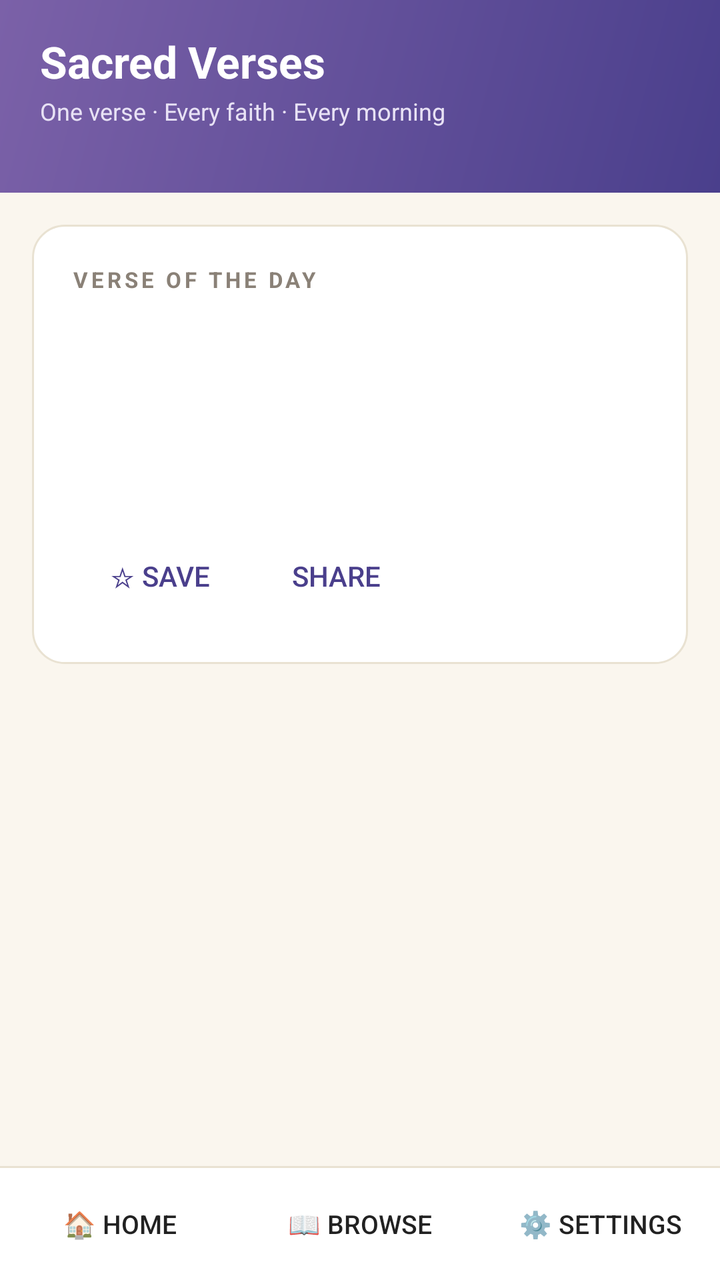
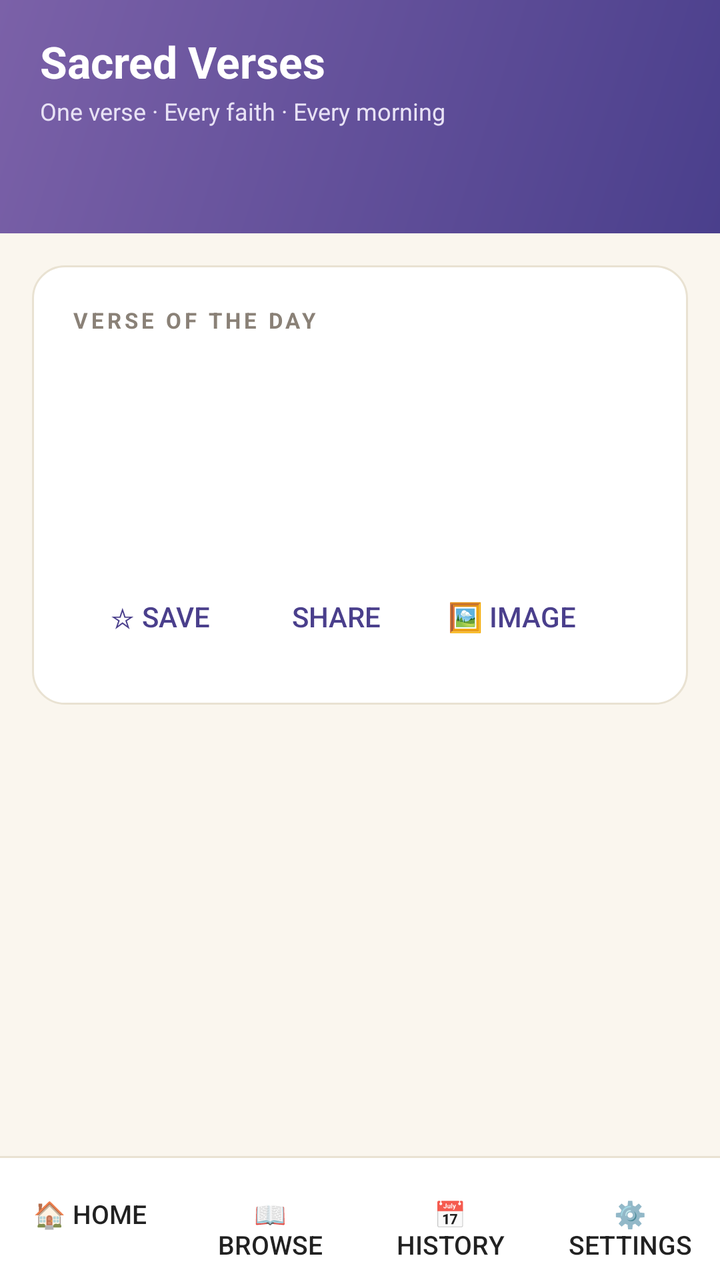

Compare the two renders of this Android layout. The source of the first and the diff that turns it into the second are given below.
<!-- AndroidManifest.xml: application theme Theme.SacredVerses -->
<!-- res/layout/activity_main.xml -->
<?xml version="1.0" encoding="utf-8"?>
<LinearLayout xmlns:android="http://schemas.android.com/apk/res/android"
    android:orientation="vertical"
    android:layout_width="match_parent"
    android:layout_height="match_parent"
    android:background="@color/bg">

    
    <LinearLayout
        android:orientation="vertical"
        android:layout_width="match_parent"
        android:layout_height="wrap_content"
        android:background="@drawable/gradient_bg"
        android:paddingStart="20dp"
        android:paddingEnd="20dp"
        android:paddingTop="16dp"
        android:paddingBottom="16dp">

        <TextView
            android:layout_width="wrap_content"
            android:layout_height="wrap_content"
            android:text="Sacred Verses"
            android:textSize="22sp"
            android:textStyle="bold"
            android:textColor="#FFFFFF" />

        <TextView
            android:layout_width="wrap_content"
            android:layout_height="wrap_content"
            android:layout_marginTop="2dp"
            android:text="One verse · Every faith · Every morning"
            android:textSize="12sp"
            android:textColor="#E8E2F5" />

        <TextView
            android:id="@+id/dateLine"
            android:layout_width="wrap_content"
            android:layout_height="wrap_content"
            android:layout_marginTop="2dp"
            android:textSize="11sp"
            android:textColor="#CFC8E8" />
    </LinearLayout>

    
    <FrameLayout
        android:layout_width="match_parent"
        android:layout_height="0dp"
        android:layout_weight="1">

        
        <ScrollView
            android:id="@+id/homeScroll"
            android:layout_width="match_parent"
            android:layout_height="match_parent">

            <LinearLayout
                android:orientation="vertical"
                android:layout_width="match_parent"
                android:layout_height="wrap_content">

                <LinearLayout
                    android:orientation="vertical"
                    android:layout_width="match_parent"
                    android:layout_height="wrap_content"
                    android:layout_marginStart="16dp"
                    android:layout_marginEnd="16dp"
                    android:layout_marginTop="16dp"
                    android:background="@drawable/card_bg"
                    android:padding="20dp">

                    <TextView
                        android:layout_width="wrap_content"
                        android:layout_height="wrap_content"
                        android:text="VERSE OF THE DAY"
                        android:textSize="11sp"
                        android:textStyle="bold"
                        android:textColor="@color/muted"
                        android:letterSpacing="0.15" />

                    <TextView
                        android:id="@+id/todayFaith"
                        android:layout_width="wrap_content"
                        android:layout_height="wrap_content"
                        android:layout_marginTop="12dp"
                        android:paddingStart="12dp"
                        android:paddingEnd="12dp"
                        android:paddingTop="6dp"
                        android:paddingBottom="6dp"
                        android:textSize="12sp"
                        android:textStyle="bold"
                        android:textColor="#FFFFFF" />

                    <TextView
                        android:id="@+id/todayText"
                        android:layout_width="match_parent"
                        android:layout_height="wrap_content"
                        android:layout_marginTop="12dp"
                        android:textSize="20sp"
                        android:textColor="@color/ink"
                        android:lineSpacingExtra="6dp" />

                    <TextView
                        android:id="@+id/todayRef"
                        android:layout_width="match_parent"
                        android:layout_height="wrap_content"
                        android:layout_marginTop="12dp"
                        android:textSize="13sp"
                        android:textColor="@color/muted" />

                    <LinearLayout
                        android:orientation="horizontal"
                        android:layout_width="match_parent"
                        android:layout_height="wrap_content"
                        android:layout_marginTop="8dp">

                        <Button
                            android:id="@+id/todayFav"
                            style="?android:attr/borderlessButtonStyle"
                            android:layout_width="wrap_content"
                            android:layout_height="wrap_content"
                            android:text="☆ Save"
                            android:textColor="@color/primary" />

                        <Button
                            android:id="@+id/todayShare"
                            style="?android:attr/borderlessButtonStyle"
                            android:layout_width="wrap_content"
                            android:layout_height="wrap_content"
                            android:text="Share"
                            android:textColor="@color/primary" />
                    </LinearLayout>
                </LinearLayout>

                <LinearLayout
                    android:id="@+id/sponsorSlot"
                    android:orientation="vertical"
                    android:layout_width="match_parent"
                    android:layout_height="wrap_content" />
            </LinearLayout>
        </ScrollView>

        
        <LinearLayout
            android:id="@+id/browseContainer"
            android:orientation="vertical"
            android:layout_width="match_parent"
            android:layout_height="match_parent"
            android:visibility="gone">

            <TextView
                android:layout_width="wrap_content"
                android:layout_height="wrap_content"
                android:layout_marginStart="16dp"
                android:layout_marginTop="16dp"
                android:text="BROWSE VERSES"
                android:textSize="12sp"
                android:textStyle="bold"
                android:textColor="@color/muted"
                android:letterSpacing="0.12" />

            <HorizontalScrollView
                android:layout_width="match_parent"
                android:layout_height="wrap_content"
                android:layout_marginTop="8dp"
                android:scrollbars="none"
                android:paddingStart="16dp"
                android:paddingEnd="16dp">

                <LinearLayout
                    android:id="@+id/filterRow"
                    android:orientation="horizontal"
                    android:layout_width="wrap_content"
                    android:layout_height="wrap_content" />
            </HorizontalScrollView>

            <ListView
                android:id="@+id/verseList"
                android:layout_width="match_parent"
                android:layout_height="0dp"
                android:layout_weight="1"
                android:layout_marginTop="8dp"
                android:divider="@android:color/transparent"
                android:dividerHeight="0dp"
                android:clipToPadding="false"
                android:paddingBottom="8dp" />

            <TextView
                android:id="@+id/emptyView"
                android:layout_width="match_parent"
                android:layout_height="0dp"
                android:layout_weight="1"
                android:gravity="center"
                android:visibility="gone"
                android:text="Nothing here yet.\nTap ☆ on any verse to save it."
                android:textColor="@color/muted"
                android:textSize="14sp" />
        </LinearLayout>

        
        <ScrollView
            android:id="@+id/settingsScroll"
            android:layout_width="match_parent"
            android:layout_height="match_parent"
            android:visibility="gone">

            <LinearLayout
                android:orientation="vertical"
                android:layout_width="match_parent"
                android:layout_height="wrap_content">

                <LinearLayout
                    android:orientation="vertical"
                    android:layout_width="match_parent"
                    android:layout_height="wrap_content"
                    android:layout_marginStart="16dp"
                    android:layout_marginEnd="16dp"
                    android:layout_marginTop="16dp"
                    android:background="@drawable/card_bg"
                    android:padding="16dp">

                    <Switch
                        android:id="@+id/notifSwitch"
                        android:layout_width="match_parent"
                        android:layout_height="wrap_content"
                        android:text="Daily verse notification"
                        android:textSize="14sp"
                        android:textColor="@color/ink" />

                    <Switch
                        android:id="@+id/wallpaperSwitch"
                        android:layout_width="match_parent"
                        android:layout_height="wrap_content"
                        android:layout_marginTop="8dp"
                        android:text="Verse as lockscreen wallpaper"
                        android:textSize="14sp"
                        android:textColor="@color/ink" />

                    <TextView
                        android:layout_width="wrap_content"
                        android:layout_height="wrap_content"
                        android:layout_marginTop="16dp"
                        android:text="MY FAITH"
                        android:textSize="11sp"
                        android:textStyle="bold"
                        android:textColor="@color/muted"
                        android:letterSpacing="0.12" />

                    <HorizontalScrollView
                        android:layout_width="match_parent"
                        android:layout_height="wrap_content"
                        android:layout_marginTop="8dp"
                        android:scrollbars="none">

                        <LinearLayout
                            android:id="@+id/faithRow"
                            android:orientation="horizontal"
                            android:layout_width="wrap_content"
                            android:layout_height="wrap_content" />
                    </HorizontalScrollView>

                    <TextView
                        android:layout_width="wrap_content"
                        android:layout_height="wrap_content"
                        android:layout_marginTop="16dp"
                        android:text="REMINDER TIME"
                        android:textSize="11sp"
                        android:textStyle="bold"
                        android:textColor="@color/muted"
                        android:letterSpacing="0.12" />

                    <HorizontalScrollView
                        android:layout_width="match_parent"
                        android:layout_height="wrap_content"
                        android:layout_marginTop="8dp"
                        android:scrollbars="none">

                        <LinearLayout
                            android:id="@+id/timePresetsRow"
                            android:orientation="horizontal"
                            android:layout_width="wrap_content"
                            android:layout_height="wrap_content" />
                    </HorizontalScrollView>
                </LinearLayout>

                <Button
                    android:id="@+id/supportButton"
                    style="?android:attr/borderlessButtonStyle"
                    android:layout_width="wrap_content"
                    android:layout_height="wrap_content"
                    android:layout_gravity="center_horizontal"
                    android:layout_marginTop="4dp"
                    android:text="♥ Support Sacred Verses"
                    android:textSize="13sp"
                    android:textColor="@color/primary"
                    android:visibility="gone" />

                <LinearLayout
                    android:orientation="horizontal"
                    android:layout_width="match_parent"
                    android:layout_height="wrap_content"
                    android:gravity="center"
                    android:paddingTop="8dp"
                    android:paddingBottom="16dp">                    <Button
                        android:id="@+id/privacyButton"
                        style="?android:attr/borderlessButtonStyle"
                        android:layout_width="wrap_content"
                        android:layout_height="wrap_content"
                        android:text="Privacy Policy"
                        android:textSize="12sp"
                        android:textColor="@color/muted" />

                    <Button
                        android:id="@+id/aboutButton"
                        style="?android:attr/borderlessButtonStyle"
                        android:layout_width="wrap_content"
                        android:layout_height="wrap_content"
                        android:text="About"
                        android:textSize="12sp"
                        android:textColor="@color/muted" />
                </LinearLayout>
            </LinearLayout>
        </ScrollView>
    </FrameLayout>

    
    <View
        android:layout_width="match_parent"
        android:layout_height="1dp"
        android:background="#E9E2D2" />

    
    <LinearLayout
        android:orientation="horizontal"
        android:layout_width="match_parent"
        android:layout_height="wrap_content"
        android:background="#FFFFFF"
        android:paddingTop="4dp"
        android:paddingBottom="4dp">

        <Button
            android:id="@+id/navHome"
            style="?android:attr/borderlessButtonStyle"
            android:layout_width="0dp"
            android:layout_height="wrap_content"
            android:layout_weight="1"
            android:text="🏠 Home"
            android:textSize="13sp" />

        <Button
            android:id="@+id/navBrowse"
            style="?android:attr/borderlessButtonStyle"
            android:layout_width="0dp"
            android:layout_height="wrap_content"
            android:layout_weight="1"
            android:text="📖 Browse"
            android:textSize="13sp" />

        <Button
            android:id="@+id/navSettings"
            style="?android:attr/borderlessButtonStyle"
            android:layout_width="0dp"
            android:layout_height="wrap_content"
            android:layout_weight="1"
            android:text="⚙️ Settings"
            android:textSize="13sp" />
    </LinearLayout>
</LinearLayout>
<!-- resources referenced by this layout -->
<resources>
  <color name="bg">#FAF6EE</color>
  <color name="ink">#2B2620</color>
  <color name="muted">#8A8177</color>
  <color name="primary">#4A3F8C</color>
  <!-- drawable card_bg (drawable) -->
  <?xml version="1.0" encoding="utf-8"?>
  <shape xmlns:android="http://schemas.android.com/apk/res/android"
      android:shape="rectangle">
      <corners android:radius="16dp" />
      <solid android:color="@color/card" />
      <stroke
          android:width="1dp"
          android:color="#E9E2D2" />
  </shape>
  <!-- drawable gradient_bg (drawable) -->
  <?xml version="1.0" encoding="utf-8"?>
  <shape xmlns:android="http://schemas.android.com/apk/res/android"
      android:shape="rectangle">
      <gradient
          android:angle="135"
          android:startColor="#4A3F8C"
          android:endColor="#7B61A8" />
  </shape>
  <style name="Theme.SacredVerses" parent="android:Theme.Material.Light.NoActionBar">
          <item name="android:colorPrimary">@color/primary</item>
          <item name="android:statusBarColor">@color/primary</item>
          <item name="android:windowBackground">@color/bg</item>
      </style>
  <color name="card">#FFFFFF</color>
</resources>

<!-- the commit's change to res/layout/activity_main.xml (unified diff, before → after) -->
@@ -39,6 +39,15 @@
             android:layout_marginTop="2dp"
             android:textSize="11sp"
             android:textColor="#CFC8E8" />
+
+        <TextView
+            android:id="@+id/streakLine"
+            android:layout_width="wrap_content"
+            android:layout_height="wrap_content"
+            android:layout_marginTop="4dp"
+            android:textSize="12sp"
+            android:textStyle="bold"
+            android:textColor="#FFE9A8" />
     </LinearLayout>
 
     
@@ -127,6 +136,14 @@
                             android:layout_width="wrap_content"
                             android:layout_height="wrap_content"
                             android:text="Share"
+                            android:textColor="@color/primary" />
+
+                        <Button
+                            android:id="@+id/todayImageShare"
+                            style="?android:attr/borderlessButtonStyle"
+                            android:layout_width="wrap_content"
+                            android:layout_height="wrap_content"
+                            android:text="🖼 Image"
                             android:textColor="@color/primary" />
                     </LinearLayout>
                 </LinearLayout>
@@ -198,6 +215,48 @@
 
         
         <ScrollView
+            android:id="@+id/historyScroll"
+            android:layout_width="match_parent"
+            android:layout_height="match_parent"
+            android:visibility="gone">
+
+            <LinearLayout
+                android:orientation="vertical"
+                android:layout_width="match_parent"
+                android:layout_height="wrap_content">
+
+                <TextView
+                    android:layout_width="wrap_content"
+                    android:layout_height="wrap_content"
+                    android:layout_marginStart="16dp"
+                    android:layout_marginTop="16dp"
+                    android:text="VERSE HISTORY"
+                    android:textSize="12sp"
+                    android:textStyle="bold"
+                    android:textColor="@color/muted"
+                    android:letterSpacing="0.12" />
+
+                <TextView
+                    android:layout_width="wrap_content"
+                    android:layout_height="wrap_content"
+                    android:layout_marginStart="16dp"
+                    android:layout_marginTop="4dp"
+                    android:layout_marginEnd="16dp"
+                    android:text="Your last 30 days of verses. Tap any day to revisit it."
+                    android:textSize="12sp"
+                    android:textColor="@color/muted" />
+
+                <LinearLayout
+                    android:id="@+id/historyList"
+                    android:orientation="vertical"
+                    android:layout_width="match_parent"
+                    android:layout_height="wrap_content"
+                    android:paddingBottom="16dp" />
+            </LinearLayout>
+        </ScrollView>
+
+        
+        <ScrollView
             android:id="@+id/settingsScroll"
             android:layout_width="match_parent"
             android:layout_height="match_parent"
@@ -280,6 +339,33 @@
                             android:layout_width="wrap_content"
                             android:layout_height="wrap_content" />
                     </HorizontalScrollView>
+
+                    <TextView
+                        android:layout_width="wrap_content"
+                        android:layout_height="wrap_content"
+                        android:layout_marginTop="16dp"
+                        android:text="TEXT SIZE"
+                        android:textSize="11sp"
+                        android:textStyle="bold"
+                        android:textColor="@color/muted"
+                        android:letterSpacing="0.12" />
+
+                    <LinearLayout
+                        android:id="@+id/textSizeRow"
+                        android:orientation="horizontal"
+                        android:layout_width="match_parent"
+                        android:layout_height="wrap_content"
+                        android:layout_marginTop="8dp" />
+
+                    <Button
+                        android:id="@+id/inviteButton"
+                        style="?android:attr/borderlessButtonStyle"
+                        android:layout_width="wrap_content"
+                        android:layout_height="wrap_content"
+                        android:layout_marginTop="12dp"
+                        android:text="💌 Invite friends to Sacred Verses"
+                        android:textSize="13sp"
+                        android:textColor="@color/primary" />
                 </LinearLayout>
 
                 <Button
@@ -356,6 +442,15 @@
             android:textSize="13sp" />
 
         <Button
+            android:id="@+id/navHistory"
+            style="?android:attr/borderlessButtonStyle"
+            android:layout_width="0dp"
+            android:layout_height="wrap_content"
+            android:layout_weight="1"
+            android:text="📅 History"
+            android:textSize="13sp" />
+
+        <Button
             android:id="@+id/navSettings"
             style="?android:attr/borderlessButtonStyle"
             android:layout_width="0dp"
